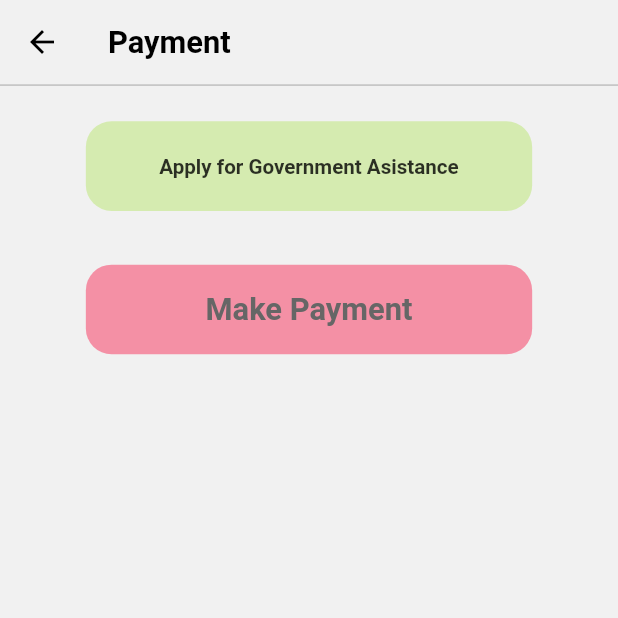
After one commit to NoCAP-Capstone-Sem-2-2023/Iwipe, a Flutter app: the Payment screen opened by its route, on a phone screen of 412 x 824 dp, the top half of it. The commit adds this screen. Run offline on Flutter 3.47's test engine with Material 2 defaults, Android fonts, the phone set to English and light mode, and no system bars; our stand-ins replace bloc, cloud_firestore, dots_indicator, firebase_auth, firebase_core, firebase_storage and 6 more; missing offline and left inert: flutter_stripe; accounts and stored records are empty.

Commit message:
implement stripe payment + pages

```diff
--- a/lib/common/routes/names.dart
+++ b/lib/common/routes/names.dart
@@ -7,5 +7,6 @@ class AppRoutes{
   static const String register = '/register';
   static const String settings = '/settings';
   static const String profileSetup = '/profileSetup';
+  static const String payment = '/payment';
 
 }
--- a/lib/common/routes/pages.dart
+++ b/lib/common/routes/pages.dart
@@ -13,6 +13,8 @@ import 'package:iwipe/pages/splashScreen/bloc/splashScreen_blocs.dart';
 import '../../global.dart';
 import '../../pages/App/AppPage.dart';
 import '../../pages/App/bloc/appBlocs.dart';
+import '../../pages/payment/bloc/payment_bloc.dart';
+import '../../pages/payment/payment.dart';
 import '../../pages/profile/Settings/bloc/settingsBloc.dart';
 import '../../pages/profile/Settings/settings.dart';
 import '../../pages/setUpProfile/bloc/setUpProfileBloc.dart';
@@ -57,7 +59,13 @@ class AppPages {
           page: const SetUpProfile(),
           bloc: BlocProvider(
             create: (_) => SetupProfileBloc(),
-          ))
+          )),
+      PageEntity(
+          route: AppRoutes.payment,
+          page: const Payment(),
+          bloc: BlocProvider(
+            create: (_) => PaymentBloc(),
+          )),
     ];
   }
 
@@ -73,9 +81,6 @@ class AppPages {
     if (settings.name != null) {
       var result = routes().where((element) => element.route == settings.name);
       if (result.isNotEmpty) {
-
-
-
         //If user already open the app before, then go to sign in page
         bool deviceFirstOpen = Global.storageService.getDeviceOpenFirstTime();
         if (result.first.route == AppRoutes.initial && deviceFirstOpen) {
@@ -89,10 +94,9 @@ class AppPages {
               builder: (_) => const SignIn(), settings: settings);
         }
 
-         return MaterialPageRoute(
+        return MaterialPageRoute(
             builder: (_) => result.first.page, settings: settings);
       }
-
     }
     return MaterialPageRoute(
         builder: (_) => const SignIn(), settings: settings);
--- a/lib/main.dart
+++ b/lib/main.dart
@@ -3,6 +3,7 @@ import 'package:flutter_bloc/flutter_bloc.dart';
 import 'package:flutter_dotenv/flutter_dotenv.dart';
 import 'package:flutter_screenutil/flutter_screenutil.dart';
 import 'package:firebase_core/firebase_core.dart';
+import 'package:flutter_stripe/flutter_stripe.dart';
 
 import 'common/routes/routes.dart';
 import 'global.dart';
@@ -33,5 +34,6 @@ class MyApp extends StatelessWidget {
 Future<void> main() async {
   await dotenv.load(fileName: ".env");
   await Global.init();
+  Stripe.publishableKey = dotenv.env['StripeKEY']!;
   runApp(MyApp());
 }
--- a/lib/pages/commonWidget.dart
+++ b/lib/pages/commonWidget.dart
@@ -165,13 +165,16 @@ Widget buildButton(String buttonName, bool primary, void Function()? func) {
           top: buttonName == "Log In" ? 40.h : 0.h,
           bottom: 10.h),
       decoration: BoxDecoration(
-          color: primary ? AppColors.primaryElement : AppColors.secondaryElement,
+          color:
+              primary ? AppColors.primaryElement : AppColors.secondaryElement,
           borderRadius: BorderRadius.all(Radius.circular(15.w))),
       child: Center(
         child: Text(
           buttonName,
           style: TextStyle(
-              color: buttonName == "Log In" ? AppColors.primaryElementText : AppColors.primarySecondaryElementText,
+              color: buttonName == "Log In"
+                  ? AppColors.primaryElementText
+                  : AppColors.primarySecondaryElementText,
               fontSize: 18.sp,
               fontWeight: FontWeight.w600),
         ),
@@ -179,3 +182,33 @@ Widget buildButton(String buttonName, bool primary, void Function()? func) {
     ),
   );
 }
+
+Widget buildSecondaryButtonWithSize(
+    String buttonName, int size, bool primary, void Function()? func) {
+  return GestureDetector(
+    onTap: () {
+      func?.call(); // Use func?.call() to invoke the function if it's not null
+    },
+    child: Container(
+      width: 325.w,
+      height: 50.h,
+      margin: EdgeInsets.only(
+          left: 25.w,
+          right: 25.w,
+          top: buttonName == "Log In" ? 40.h : 0.h,
+          bottom: 10.h),
+      decoration: BoxDecoration(
+          color: AppColors.secondaryElement,
+          borderRadius: BorderRadius.all(Radius.circular(15.w))),
+      child: Center(
+        child: Text(
+          buttonName,
+          style: TextStyle(
+              color: Colors.black.withOpacity(0.8),
+              fontSize: size.sp,
+              fontWeight: FontWeight.w600),
+        ),
+      ),
+    ),
+  );
+}
--- /dev/null
+++ b/lib/pages/payment/bloc/payment_bloc.dart
@@ -0,0 +1,15 @@
+import 'dart:async';
+
+import 'package:bloc/bloc.dart';
+import 'package:meta/meta.dart';
+
+part 'payment_event.dart';
+part 'payment_state.dart';
+
+class PaymentBloc extends Bloc<PaymentEvent, PaymentState> {
+  PaymentBloc() : super(PaymentInitial()) {
+    on<PaymentEvent>((event, emit) {
+      // TODO: implement event handler
+    });
+  }
+}
--- /dev/null
+++ b/lib/pages/payment/bloc/payment_event.dart
@@ -0,0 +1,4 @@
+part of 'payment_bloc.dart';
+
+@immutable
+abstract class PaymentEvent {}
--- /dev/null
+++ b/lib/pages/payment/bloc/payment_state.dart
@@ -0,0 +1,6 @@
+part of 'payment_bloc.dart';
+
+@immutable
+abstract class PaymentState {}
+
+class PaymentInitial extends PaymentState {}
--- /dev/null
+++ b/lib/pages/payment/payment.dart
@@ -0,0 +1,114 @@
+import 'dart:convert';
+
+import 'package:flutter/material.dart';
+import 'package:flutter_bloc/flutter_bloc.dart';
+import 'package:flutter_screenutil/flutter_screenutil.dart';
+import 'package:flutter_stripe/flutter_stripe.dart';
+import 'package:iwipe/pages/payment/bloc/payment_bloc.dart';
+import 'package:iwipe/pages/register/registerController.dart';
+import 'package:http/http.dart' as http;
+
+import '../commonWidget.dart';
+
+class Payment extends StatefulWidget {
+  const Payment({Key? key}) : super(key: key);
+
+  @override
+  State<Payment> createState() => _PaymentState();
+}
+
+class _PaymentState extends State<Payment> {
+  Map<String, dynamic>? paymentIntent;
+
+  createPaymentIntent() async {
+    try {
+      Map<String, dynamic> body = {
+        "amount": "1000",
+        "currency": "AUD",
+      };
+
+      http.Response response = await http.post(
+          Uri.parse("https://api.stripe.com/v1/payment_intents"),
+          body: body,
+          headers: {
+            "Authorization":
+                "Bearer sk_test_51Nub2XKUZVjktPnkJEsfHPO8RwL2znDq3Dc9pBlH4ZE8heKbA2sUi7jBnA3Wx6L489h6Aqa65LHAOGElVSYTHYrb00xckWkayn",
+            "Content-Type": "application/x-www-form-urlencoded"
+          });
+      return json.decode(response.body);
+    } catch (e) {
+      throw Exception(e.toString());
+    }
+  }
+
+  void displayPaymentSheet() async {
+    try {
+      await Stripe.instance.presentPaymentSheet();
+    } catch (e) {}
+  }
+
+  void makePayment() async {
+    try {
+      paymentIntent = await createPaymentIntent();
+
+      var gpay = PaymentSheetGooglePay(
+        merchantCountryCode: "AU",
+        currencyCode: "AUD",
+        testEnv: true,
+      );
+
+      await Stripe.instance.initPaymentSheet(
+        paymentSheetParameters: SetupPaymentSheetParameters(
+          googlePay: gpay,
+          style: ThemeMode.dark,
+          merchantDisplayName: "iWipe",
+          paymentIntentClientSecret: paymentIntent!['client_secret'],
+        ),
+      );
+
+      await Stripe.instance.presentPaymentSheet();
+
+      Navigator.of(context).pushNamed('/app');
+    } catch (e) {
+      print('Payment failed: $e');
+    }
+  }
+
+  @override
+  Widget build(BuildContext context) {
+    // Return BlocBuilder RegisterBloc, RegisterState
+    return BlocBuilder<PaymentBloc, PaymentState>(builder: (context, state) {
+      return Container(
+        color: const Color.fromRGBO(241, 241, 241, 1),
+        child: SafeArea(
+          child: Scaffold(
+            backgroundColor: Color.fromRGBO(241, 241, 241, 1),
+            appBar: buildAppBar("Payment"),
+            body: SingleChildScrollView(
+              child: Column(
+                crossAxisAlignment: CrossAxisAlignment.start,
+                children: [
+                  Container(
+                      margin: EdgeInsets.only(top: 20.h),
+                      padding: EdgeInsets.only(left: 25.w, right: 25.w),
+                      child: buildSecondaryButtonWithSize(
+                          "Apply for Government Asistance", 12, true, () {
+                        RegisterController(context: context)
+                            .passingValueToSetup();
+                      })),
+                  Container(
+                      margin: EdgeInsets.only(top: 20.h),
+                      padding: EdgeInsets.only(left: 25.w, right: 25.w),
+                      child: buildButton("Make Payment", true, () {
+                        print("Make Payment");
+                        makePayment();
+                      })),
+                ],
+              ),
+            ),
+          ),
+        ),
+      );
+    });
+  }
+}
--- a/lib/pages/setUpProfile/setUpProfile.dart
+++ b/lib/pages/setUpProfile/setUpProfile.dart
@@ -4,8 +4,8 @@ import 'package:flutter/material.dart';
 import 'package:flutter_bloc/flutter_bloc.dart';
 import 'package:flutter_screenutil/flutter_screenutil.dart';
 import 'package:iwipe/pages/setUpProfile/setUpProfileController.dart';
+import 'package:image_picker/image_picker.dart';
 import 'package:iwipe/pages/setUpProfile/setUpProfileWidget.dart';
-import 'package:image_picker/image_picker.dart';
 import 'package:permission_handler/permission_handler.dart';
 
 import '../../common/values/colors.dart';
--- a/pubspec.yaml
+++ b/pubspec.yaml
@@ -30,6 +30,7 @@ dependencies:
     firebase_storage: ^11.2.7
     http: ^1.1.0
     flutter_dotenv: ^5.1.0
+    flutter_stripe: ^9.4.0
 
 dev_dependencies:
     flutter_test:
```
Also changed, not shown: pubspec.lock, 3 other files.
